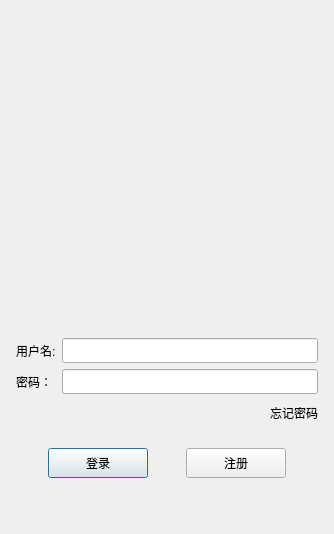
This is logindialog.ui in Liang-bk/chatProgram as Qt 5 draws it before an edit. The edited form follows.
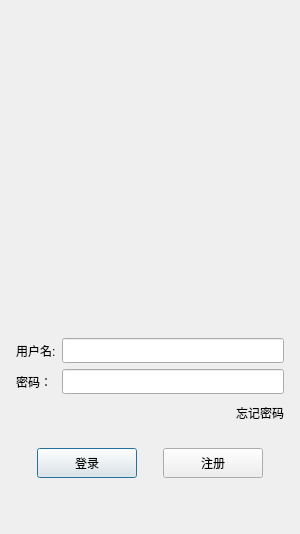
This is the edited form. Icons and pictures are not drawn.

What changed in the file:
```diff
--- a/logindialog.ui
+++ b/logindialog.ui
@@ -6,7 +6,7 @@
    <rect>
     <x>0</x>
     <y>0</y>
-    <width>334</width>
+    <width>300</width>
     <height>534</height>
    </rect>
   </property>
```
Left out of the diff: 6 changed lines with no effect on the pictures.
